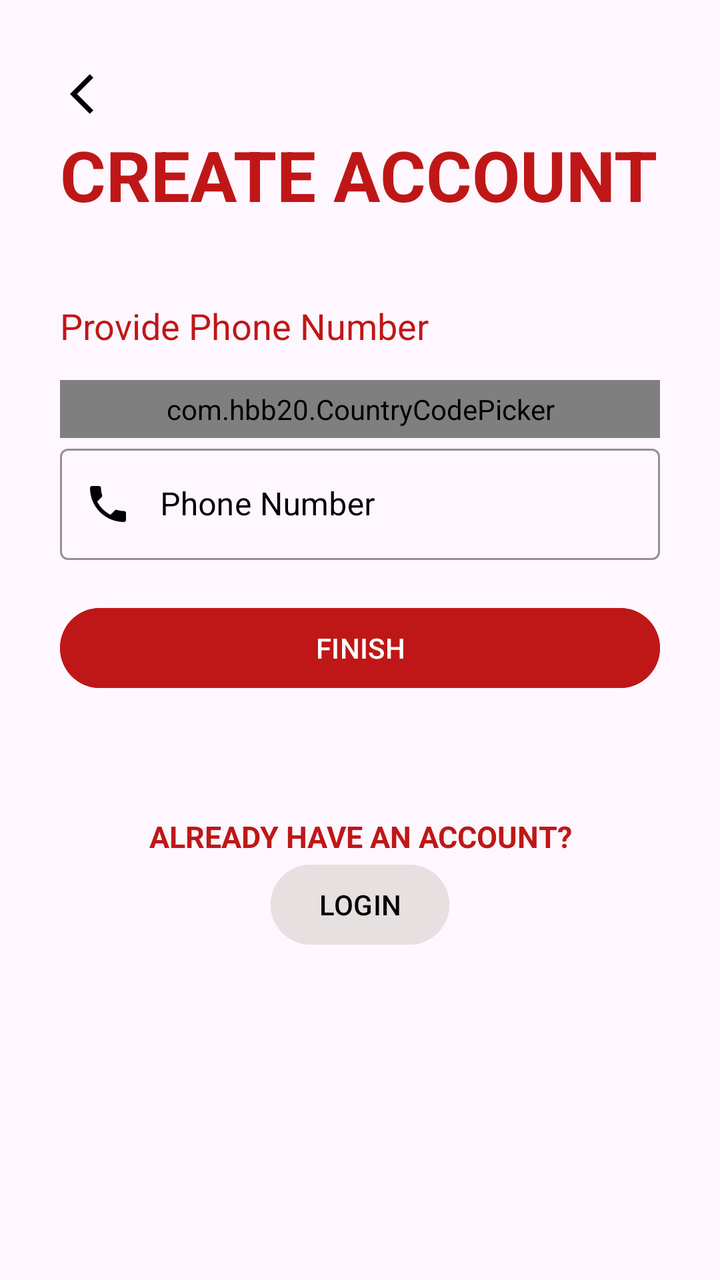
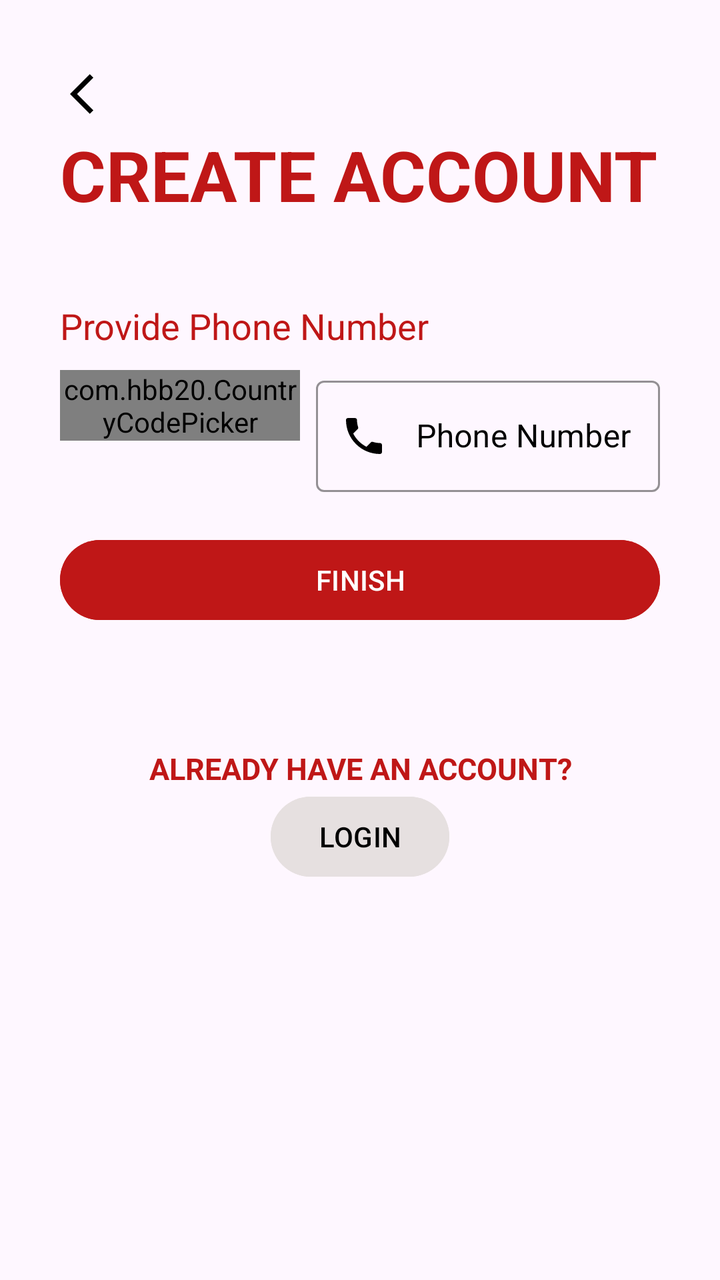

An Android layout rendered at two revisions. The XML below is the earlier revision; the diff shows what the commit changed to produce the second picture.
<!-- AndroidManifest.xml: application theme Theme.SchoolClubsManagementSystem -->
<!-- res/layout/activity_sign_up_3.xml -->
<?xml version="1.0" encoding="utf-8"?>
<ScrollView xmlns:android="http://schemas.android.com/apk/res/android"
    xmlns:app="http://schemas.android.com/apk/res-auto"
    xmlns:tools="http://schemas.android.com/tools"
    android:id="@+id/main"
    android:layout_width="match_parent"
    android:layout_height="match_parent"
    android:layout_margin="20dp"
    android:padding="30dp"
    tools:context=".activities.SignUp3">

    <LinearLayout
        android:layout_width="match_parent"
        android:layout_height="wrap_content"
        android:orientation="vertical">

        <ImageView
            android:id="@+id/signup_back_button"
            android:layout_width="wrap_content"
            android:layout_height="wrap_content"
            android:padding="5dp"
            android:src="@drawable/back_arrow"
            android:transitionName="transition_back_arrow_btn" />

        <TextView
            android:id="@+id/signup_title_text"
            android:layout_width="wrap_content"
            android:layout_height="wrap_content"
            android:text="Create Account"
            android:textAllCaps="true"
            android:textColor="@color/red"
            android:textSize="35sp"
            android:textStyle="bold"
            android:transitionName="transition_title_text" />

        <LinearLayout
            android:layout_width="match_parent"
            android:layout_height="wrap_content"
            android:layout_marginTop="40dp"
            android:orientation="vertical">

            <TextView
                android:layout_width="wrap_content"
                android:layout_height="wrap_content"
                android:text="Provide Phone Number"
                android:textColor="@color/red"
                android:textSize="18sp" />

            <com.hbb20.CountryCodePicker
                android:layout_width="match_parent"
                android:layout_height="wrap_content"
                app:ccp_autoDetectCountry="true"
                app:ccp_showFlag="true"
                app:ccp_showFullName="true"
                android:padding="5dp"
                android:layout_marginTop="15dp"
                android:background="@drawable/black_border"/>

            
            <com.google.android.material.textfield.TextInputLayout
                android:layout_width="match_parent"
                android:layout_height="wrap_content"
                android:hint="Phone Number"
                app:startIconDrawable="@drawable/phone"
                style="@style/Widget.MaterialComponents.TextInputLayout.OutlinedBox"
                app:startIconTint="@color/black"
                app:hintTextColor="@color/black"
                android:textColorHint="@color/black"
                app:endIconMode="clear_text"
                app:endIconTint="@color/black"
                app:boxStrokeWidthFocused="2dp"
                app:boxStrokeColor="@color/black" >

                <com.google.android.material.textfield.TextInputEditText
                    android:layout_width="match_parent"
                    android:layout_height="match_parent"
                    android:paddingStart="50dp"
                    android:inputType="phone" />

            </com.google.android.material.textfield.TextInputLayout>


        </LinearLayout>

        <Button
            android:id="@+id/signup_next_button"
            android:layout_width="match_parent"
            android:layout_height="wrap_content"
            android:layout_marginTop="20dp"
            android:backgroundTint="@color/red"
            android:onClick="callNextSignupScreen"
            android:text="FINISH"
            android:transitionName="transition_next_btn" />

        <TextView
            android:layout_width="match_parent"
            android:layout_height="wrap_content"
            android:layout_marginTop="60dp"
            android:text="Already have an account?"
            android:textAlignment="center"
            android:textAllCaps="true"
            android:textColor="@color/red"
            android:textSize="15sp"
            android:textStyle="bold" />

        <Button
            android:id="@+id/signup_login_button"
            android:layout_width="wrap_content"
            android:layout_height="wrap_content"
            android:layout_gravity="center"
            android:backgroundTint="#E6E0E0"
            android:text="LOGIN"
            android:textColor="@color/black"
            android:transitionName="transition_login_btn" />


    </LinearLayout>


</ScrollView>
<!-- resources referenced by this layout -->
<resources>
  <color name="black">#FF000000</color>
  <color name="red">#BF1717</color>
  <!-- drawable back_arrow (drawable) -->
  <vector xmlns:android="http://schemas.android.com/apk/res/android" android:autoMirrored="true" android:height="24dp" android:tint="#000000" android:viewportHeight="24" android:viewportWidth="24" android:width="24dp">
        
      <path android:fillColor="@android:color/white" android:pathData="M11.67,3.87L9.9,2.1 0,12l9.9,9.9 1.77,-1.77L3.54,12z"/>
      
  </vector>
  <!-- drawable black_border (drawable) -->
  <?xml version="1.0" encoding="utf-8"?>
  <shape xmlns:android="http://schemas.android.com/apk/res/android"
      android:shape="rectangle">
  
      <solid android:color="#00ffffff" />
      <stroke
          android:width="1dp"
          android:color="@color/black" />
      <corners android:radius="5dp" />
  
  </shape>
  <!-- drawable phone (drawable) -->
  <vector xmlns:android="http://schemas.android.com/apk/res/android" android:height="24dp" android:tint="#000000" android:viewportHeight="24" android:viewportWidth="24" android:width="24dp">
        
      <path android:fillColor="@android:color/white" android:pathData="M6.62,10.79c1.44,2.83 3.76,5.14 6.59,6.59l2.2,-2.2c0.27,-0.27 0.67,-0.36 1.02,-0.24 1.12,0.37 2.33,0.57 3.57,0.57 0.55,0 1,0.45 1,1V20c0,0.55 -0.45,1 -1,1 -9.39,0 -17,-7.61 -17,-17 0,-0.55 0.45,-1 1,-1h3.5c0.55,0 1,0.45 1,1 0,1.25 0.2,2.45 0.57,3.57 0.11,0.35 0.03,0.74 -0.25,1.02l-2.2,2.2z"/>
      
  </vector>
  <style name="Theme.SchoolClubsManagementSystem" parent="Base.Theme.SchoolClubsManagementSystem" />
  <style name="Base.Theme.SchoolClubsManagementSystem" parent="Theme.Material3.DayNight.NoActionBar">
          
          
      </style>
</resources>

<!-- the commit's change to res/layout/activity_sign_up_3.xml (unified diff, before → after) -->
@@ -46,40 +46,48 @@
                 android:textColor="@color/red"
                 android:textSize="18sp" />
 
-            <com.hbb20.CountryCodePicker
+            <LinearLayout
                 android:layout_width="match_parent"
                 android:layout_height="wrap_content"
-                app:ccp_autoDetectCountry="true"
-                app:ccp_showFlag="true"
-                app:ccp_showFullName="true"
-                android:padding="5dp"
-                android:layout_marginTop="15dp"
-                android:background="@drawable/black_border"/>
+                android:orientation="horizontal"
+                android:layout_marginTop="10dp">
 
-            
-            <com.google.android.material.textfield.TextInputLayout
-                android:layout_width="match_parent"
-                android:layout_height="wrap_content"
-                android:hint="Phone Number"
-                app:startIconDrawable="@drawable/phone"
-                style="@style/Widget.MaterialComponents.TextInputLayout.OutlinedBox"
-                app:startIconTint="@color/black"
-                app:hintTextColor="@color/black"
-                android:textColorHint="@color/black"
-                app:endIconMode="clear_text"
-                app:endIconTint="@color/black"
-                app:boxStrokeWidthFocused="2dp"
-                app:boxStrokeColor="@color/black" >
+                <com.hbb20.CountryCodePicker
+                    android:id="@+id/ccp"
+                    android:layout_width="120dp"
+                    android:layout_height="wrap_content"
+                    android:layout_marginEnd="8dp"
+                    app:ccp_autoDetectCountry="true"
+                    app:ccp_showFlag="true"
+                    app:ccp_showFullName="false"
+                    app:ccp_showNameCode="false"
+                    app:ccp_showPhoneCode="true" />
 
-                <com.google.android.material.textfield.TextInputEditText
-                    android:layout_width="match_parent"
-                    android:layout_height="match_parent"
-                    android:paddingStart="50dp"
-                    android:inputType="phone" />
+                <com.google.android.material.textfield.TextInputLayout
+                    android:layout_width="0dp"
+                    android:layout_height="wrap_content"
+                    android:layout_weight="1"
+                    android:hint="Phone Number"
+                    app:startIconDrawable="@drawable/phone"
+                    style="@style/Widget.MaterialComponents.TextInputLayout.OutlinedBox"
+                    app:startIconTint="@color/black"
+                    app:hintTextColor="@color/black"
+                    android:textColorHint="@color/black"
+                    app:endIconMode="clear_text"
+                    app:endIconTint="@color/black"
+                    app:boxStrokeWidthFocused="2dp"
+                    app:boxStrokeColor="@color/black" >
 
-            </com.google.android.material.textfield.TextInputLayout>
+                    <com.google.android.material.textfield.TextInputEditText
+                        android:id="@+id/signup_phone_input"
+                        android:layout_width="match_parent"
+                        android:layout_height="match_parent"
+                        android:inputType="phone"
+                        android:paddingStart="50dp"
+                        android:paddingEnd="8dp" />
 
-
+                </com.google.android.material.textfield.TextInputLayout>
+            </LinearLayout>
         </LinearLayout>
 
         <Button
@@ -112,9 +120,5 @@
             android:text="LOGIN"
             android:textColor="@color/black"
             android:transitionName="transition_login_btn" />
-
-
     </LinearLayout>
-
-
 </ScrollView>
<!-- resource entries referenced after the edit -->
@@ -8,18 +8,6 @@
       <path android:fillColor="@android:color/white" android:pathData="M11.67,3.87L9.9,2.1 0,12l9.9,9.9 1.77,-1.77L3.54,12z"/>
       
   </vector>
-  <!-- drawable black_border (drawable) -->
-  <?xml version="1.0" encoding="utf-8"?>
-  <shape xmlns:android="http://schemas.android.com/apk/res/android"
-      android:shape="rectangle">
-  
-      <solid android:color="#00ffffff" />
-      <stroke
-          android:width="1dp"
-          android:color="@color/black" />
-      <corners android:radius="5dp" />
-  
-  </shape>
   <!-- drawable phone (drawable) -->
   <vector xmlns:android="http://schemas.android.com/apk/res/android" android:height="24dp" android:tint="#000000" android:viewportHeight="24" android:viewportWidth="24" android:width="24dp">
         
